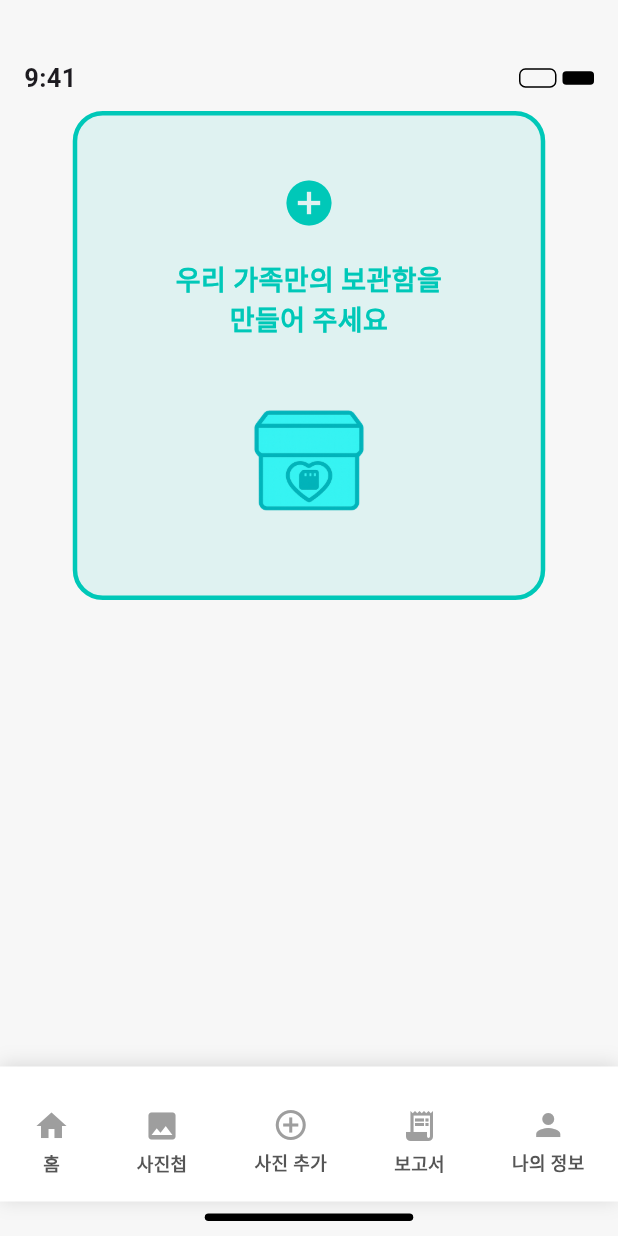
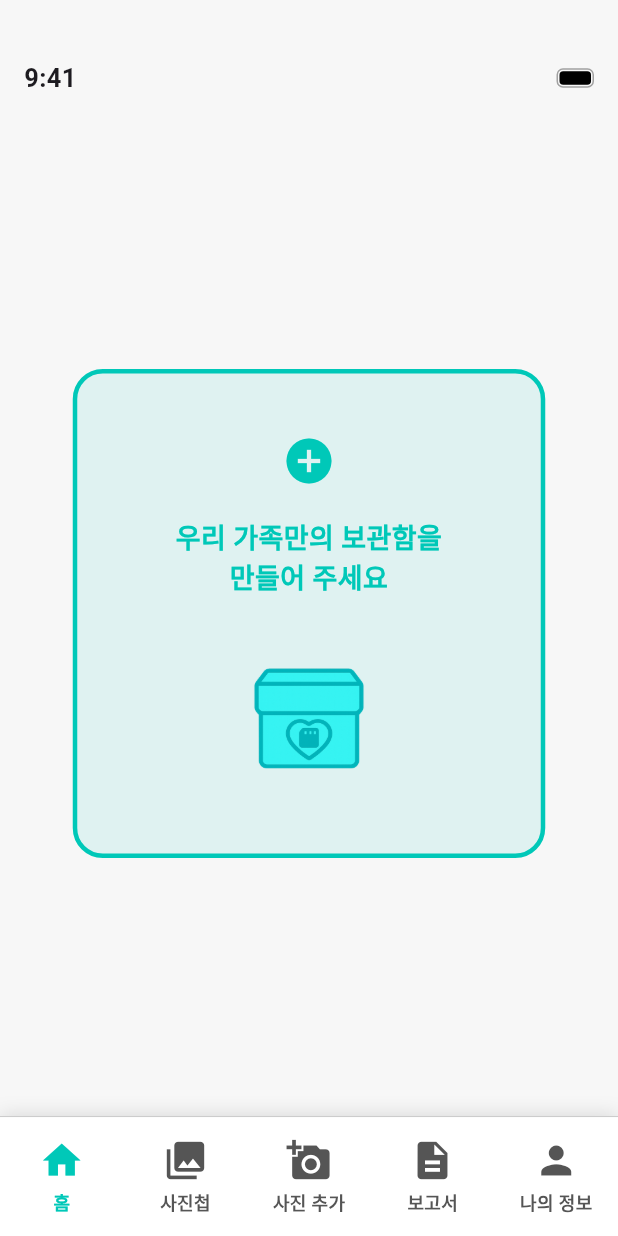
Before and after one commit to team-memento-box/Memento-Box, a Flutter app: the screen it shows after launch, on a phone screen of 412 x 824 dp. Run offline on Flutter 3.47's test engine with Material 3 defaults, Android fonts, the light colour scheme and no system bars; Roboto replaces fonts that are missing (Pretendard, SF Pro).

Commit message:
introfix

```diff
--- a/lib/screens/intro_screen.dart
+++ b/lib/screens/intro_screen.dart
@@ -12,12 +12,12 @@ class IntroScreen extends StatelessWidget {
           const SizedBox(height: 40), // 상태바 여백
           _buildStatusBar(),
           const SizedBox(height: 10),
-          _buildMainBox(),
-          const Spacer(),
-          _buildBottomNavigationBar(),
-          _buildHomeIndicator(),
+          Expanded(child: Center(child: _buildMainBox())),
         ],
       ),
+      bottomNavigationBar: const CustomBottomNavBar(
+        currentIndex: 0,
+      ), // 홈 탭으로 설정
     );
   }
 
@@ -29,28 +29,48 @@ class IntroScreen extends StatelessWidget {
         children: [
           const Text(
             '9:41',
-            style: TextStyle(fontSize: 17, fontWeight: FontWeight.w600),
+            style: TextStyle(
+              fontSize: 17,
+              fontWeight: FontWeight.w600,
+              fontFamily: 'SF Pro',
             ),
-          Row(
-            children: [
-              Container(
+          ),
+          _buildBatteryIcon(),
+        ],
+      ),
+    );
+  }
+
+  Widget _buildBatteryIcon() {
+    return SizedBox(
       width: 25,
       height: 13,
-                decoration: BoxDecoration(
-                  border: Border.all(color: Colors.black, width: 1),
-                  borderRadius: BorderRadius.circular(4.3),
+      child: Stack(
+        children: [
+          Opacity(
+            opacity: 0.35,
+            child: Container(
+              decoration: ShapeDecoration(
+                shape: RoundedRectangleBorder(
+                  side: const BorderSide(width: 1, color: Colors.black),
+                  borderRadius: BorderRadius.circular(4.30),
                 ),
               ),
-              const SizedBox(width: 4),
-              Container(
+            ),
+          ),
+          Positioned(
+            left: 2,
+            top: 2,
+            child: Container(
               width: 21,
               height: 9,
-                decoration: BoxDecoration(
+              decoration: ShapeDecoration(
                 color: Colors.black,
-                  borderRadius: BorderRadius.circular(2.5),
+                shape: RoundedRectangleBorder(
+                  borderRadius: BorderRadius.circular(2.50),
                 ),
               ),
-            ],
+            ),
           ),
         ],
       ),
@@ -58,8 +78,7 @@ class IntroScreen extends StatelessWidget {
   }
 
   Widget _buildMainBox() {
-    return Center(
-      child: Container(
+    return Container(
       width: 315,
       padding: const EdgeInsets.symmetric(vertical: 40),
       decoration: BoxDecoration(
@@ -70,11 +89,7 @@ class IntroScreen extends StatelessWidget {
       child: Column(
         mainAxisSize: MainAxisSize.min,
         children: [
-            const Icon(
-              Icons.add_circle,
-              color: Color(0xFF00C8B8),
-              size: 36, // ✅ 위에 표시될 플러스 아이콘
-            ),
+          const Icon(Icons.add_circle, color: Color(0xFF00C8B8), size: 36),
           const SizedBox(height: 20),
           const Padding(
             padding: EdgeInsets.symmetric(horizontal: 16),
@@ -83,7 +98,7 @@ class IntroScreen extends StatelessWidget {
               textAlign: TextAlign.center,
               style: TextStyle(
                 color: Color(0xFF00C8B8),
-                  fontSize: 18, // ✅ 다소 작게 조정
+                fontSize: 18,
                 fontWeight: FontWeight.w700,
                 fontFamily: 'Pretendard',
               ),
@@ -93,27 +108,36 @@ class IntroScreen extends StatelessWidget {
           SizedBox(
             width: 100,
             height: 100,
-              child: Image.asset("assets/images/temp_logo.png"), // ✅ 중앙 아이콘
+            child: Image.asset("assets/images/temp_logo.png"),
           ),
         ],
       ),
-      ),
     );
   }
+}
 
-  Widget _buildBottomNavigationBar() {
-    final items = [
-      {'icon': Icons.home, 'label': '홈'},
-      {'icon': Icons.photo, 'label': '사진첩'},
-      {'icon': Icons.add_circle_outline, 'label': '사진 추가'},
-      {'icon': Icons.receipt_long, 'label': '보고서'},
-      {'icon': Icons.person, 'label': '나의 정보'},
+// 커스텀 하단 네비게이션 바 위젯 (다른 화면들과 동일)
+class CustomBottomNavBar extends StatelessWidget {
+  final int currentIndex;
+
+  const CustomBottomNavBar({Key? key, required this.currentIndex})
+    : super(key: key);
+
+  @override
+  Widget build(BuildContext context) {
+    final List<BottomNavItem> navItems = [
+      BottomNavItem(label: '홈', icon: Icons.home),
+      BottomNavItem(label: '사진첩', icon: Icons.photo_library),
+      BottomNavItem(label: '사진 추가', icon: Icons.add_a_photo),
+      BottomNavItem(label: '보고서', icon: Icons.description),
+      BottomNavItem(label: '나의 정보', icon: Icons.person),
     ];
 
     return Container(
-      padding: const EdgeInsets.only(top: 10),
+      height: 80,
       decoration: const BoxDecoration(
         color: Colors.white,
+        border: Border(top: BorderSide(color: Color(0x7F999999), width: 0.7)),
         boxShadow: [
           BoxShadow(
             color: Color(0x33555555),
@@ -122,42 +146,79 @@ class IntroScreen extends StatelessWidget {
           ),
         ],
       ),
-      child: SizedBox(
-        height: 80,
       child: Row(
-          mainAxisAlignment: MainAxisAlignment.spaceAround,
-          children: items.map((item) {
-            return Column(
-              mainAxisSize: MainAxisSize.min,
+        children: navItems.asMap().entries.map((entry) {
+          int index = entry.key;
+          BottomNavItem item = entry.value;
+          bool isSelected = index == currentIndex;
+
+          return _buildNavItem(context, item, isSelected, index);
+        }).toList(),
+      ),
+    );
+  }
+
+  Widget _buildNavItem(
+    BuildContext context,
+    BottomNavItem item,
+    bool isSelected,
+    int index,
+  ) {
+    return Expanded(
+      child: GestureDetector(
+        onTap: () {
+          // 네비게이션 로직
+          switch (index) {
+            case 0:
+              Navigator.pushNamed(context, '/home');
+              break;
+            case 1:
+              Navigator.pushNamed(context, '/gallery');
+              break;
+            case 2:
+              Navigator.pushNamed(context, '/addphoto');
+              break;
+            case 3:
+              Navigator.pushNamed(context, '/report');
+              break;
+            case 4:
+              // 나의 정보 페이지 (라우트 추가 필요)
+              break;
+          }
+        },
+        child: Column(
+          mainAxisAlignment: MainAxisAlignment.center,
           children: [
-                Icon(item['icon'] as IconData, color: Colors.grey),
+            Icon(
+              item.icon,
+              size: 30,
+              color: isSelected
+                  ? const Color(0xFF00C8B8)
+                  : const Color(0xFF555555),
+            ),
             const SizedBox(height: 4),
             Text(
-                  item['label'] as String,
-                  style: const TextStyle(
+              item.label,
+              style: TextStyle(
+                color: isSelected
+                    ? const Color(0xFF00C8B8)
+                    : const Color(0xFF555555),
                 fontSize: 12,
+                fontFamily: 'Pretendard',
                 fontWeight: FontWeight.w700,
-                    color: Color(0xFF555555),
-                    fontFamily: 'Pretendard',
               ),
             ),
           ],
-            );
-          }).toList(),
         ),
       ),
     );
   }
+}
 
-  Widget _buildHomeIndicator() {
-    return Container(
-      width: 139,
-      height: 5,
-      margin: const EdgeInsets.only(top: 8, bottom: 10),
-      decoration: BoxDecoration(
-        color: Colors.black,
-        borderRadius: BorderRadius.circular(100),
-      ),
-    );
+// 하단 네비게이션 아이템 모델
+class BottomNavItem {
+  final String label;
+  final IconData icon;
+
+  BottomNavItem({required this.label, required this.icon});
 }
-}
```
Lines whose indentation alone changed are shown as unchanged.
